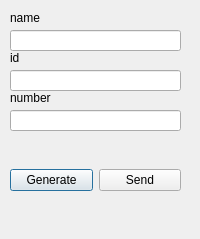
Qt form src/client/view/dataGenerationPopup.ui (maybeIllchangeitlater/ClientServerQT) before a commit.
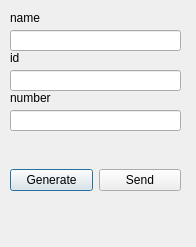
The same form after that commit.

Patch:
```diff
--- a/src/client/view/dataGenerationPopup.ui
+++ b/src/client/view/dataGenerationPopup.ui
@@ -6,8 +6,8 @@
    <rect>
     <x>0</x>
     <y>0</y>
-    <width>200</width>
-    <height>239</height>
+    <width>196</width>
+    <height>247</height>
    </rect>
   </property>
   <property name="windowTitle">
```
